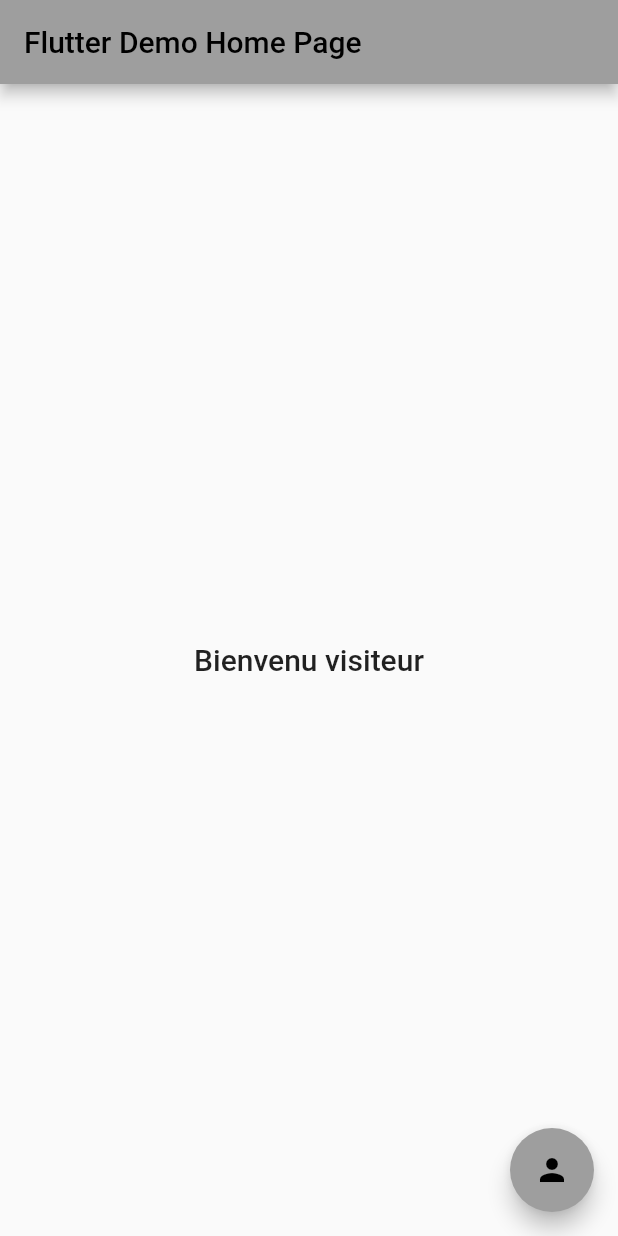
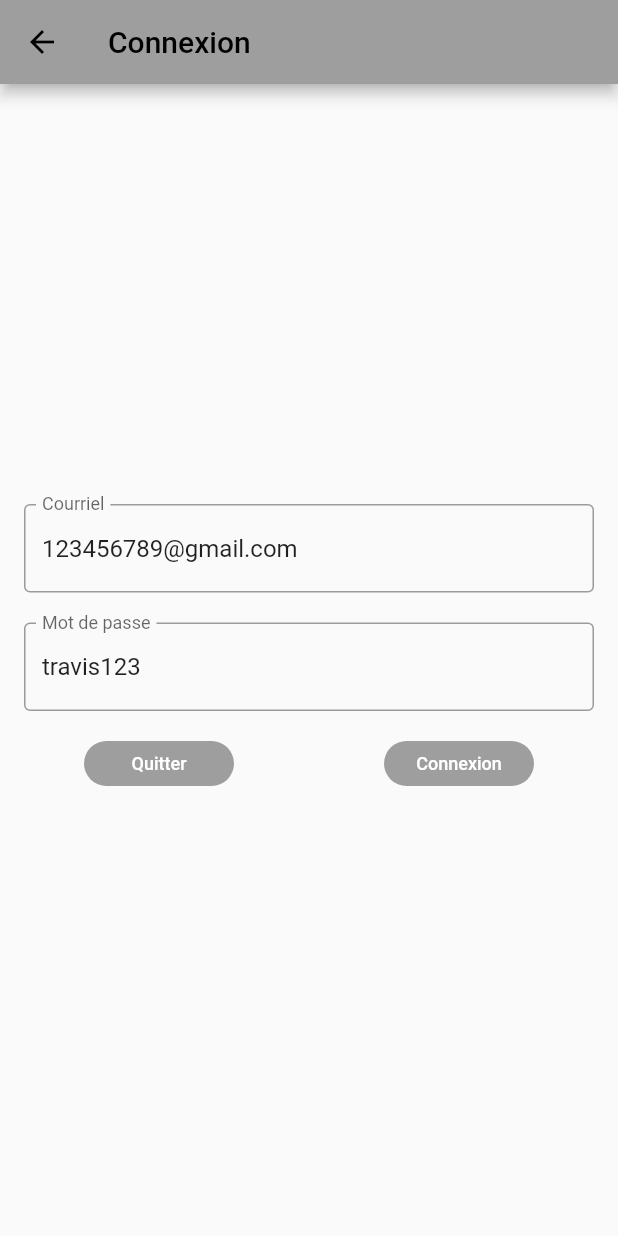
Before and after one commit to ErwanDerrien/DeuxiemeProjetVeille, a Flutter app: the screen it shows after launch, after a tap on the "person" icon, on a phone screen of 412 x 824 dp. Run offline on Flutter 3.47's test engine with Material 2 defaults, Android fonts, the phone set to English and light mode, and no system bars; missing offline and left inert: jwt_decode; network calls fail.

Commit message:
functionnal login with route management

```diff
--- a/deuxieme_projet_veille/lib/main.dart
+++ b/deuxieme_projet_veille/lib/main.dart
@@ -1,10 +1,5 @@
+import 'package:deuxieme_projet_veille/routes/home.dart';
 import 'package:flutter/material.dart';
-import 'dart:io';
-import 'package:http/http.dart' as http;
-import 'dart:convert';
-import 'dart:async';
-
-import 'package:jwt_decode/jwt_decode.dart';
 
 void main() {
   runApp(const MyApp());
@@ -21,125 +16,10 @@ class MyApp extends StatelessWidget {
       theme: ThemeData(
         primarySwatch: Colors.grey,
       ),
-      home: const Home(title: 'Flutter Demo Home Page'),
+      home: Home(
+        title: 'Accueil',
+        jwt: '',
+      ),
     );
   }
 }
-
-class Home extends StatefulWidget {
-  const Home({Key? key, required this.title}) : super(key: key);
-
-  // This widget is the home page of your application. It is stateful, meaning
-  // that it has a State object (defined below) that contains fields that affect
-  // how it looks.
-
-  // This class is the configuration for the state. It holds the values (in this
-  // case the title) provided by the parent (in this case the App widget) and
-  // used by the build method of the State. Fields in a Widget subclass are
-  // always marked "final".
-
-  final String title;
-
-  @override
-  State<Home> createState() => _HomeState();
-}
-
-class _HomeState extends State<Home> {
-  final String baseUrl = 'http://localhost:8080';
-  String _jwt = '';
-  String name = 'visiteur';
-  String role = '';
-  // void _login() {
-  //   setState(() {
-  //     // This call to setState tells the Flutter framework that something has
-  //     // changed in this State, which causes it to rerun the build method below
-  //     // so that the display can reflect the updated values. If we changed
-  //     // _counter without calling setState(), then the build method would not be
-  //     // called again, and so nothing would appear to happen.
-  //     // _jwt++;
-  //   });
-  // }
-
-  Future<http.Response> _login() {
-    return http.get(Uri.parse(baseUrl + "/user/login"));
-  }
-
-  Future<http.Response> postRequest(String email, String password) async {
-    var url = (baseUrl + "/user/login");
-
-    Map data = {'email': email, 'password': password};
-    //encode Map to JSON
-    var body = json.encode(data);
-
-    var response = await http.post(url,
-        headers: {"Content-Type": "application/json"}, body: body);
-    if (response.statusCode == 200) {
-      Map<String, dynamic> payload = Jwt.parseJwt(response.body);
-
-      setState(() {
-        _jwt = response.body;
-        name = payload['sub'];
-        role = payload['role'];
-      });
-    } else if (response.statusCode == 401) {
-      print('Unauthorized');
-    } else {
-      print('Unexpected error');
-    }
-
-    return response;
-  }
-
-  @override
-  Widget build(BuildContext context) {
-    // This method is rerun every time setState is called, for instance as done
-    // by the _incrementCounter method above.
-    //
-    // The Flutter framework has been optimized to make rerunning build methods
-    // fast, so that you can just rebuild anything that needs updating rather
-    // than having to individually change instances of widgets.
-    return Scaffold(
-      appBar: AppBar(
-        // Here we take the value from the MyHomePage object that was created by
-        // the App.build method, and use it to set our appbar title.
-        title: Text(widget.title),
-      ),
-      body: Center(
-        // Center is a layout widget. It takes a single child and positions it
-        // in the middle of the parent.
-        child: Column(
-          // Column is also a layout widget. It takes a list of children and
-          // arranges them vertically. By default, it sizes itself to fit its
-          // children horizontally, and tries to be as tall as its parent.
-          //
-          // Invoke "debug painting" (press "p" in the console, choose the
-          // "Toggle Debug Paint" action from the Flutter Inspector in Android
-          // Studio, or the "Toggle Debug Paint" command in Visual Studio Code)
-          // to see the wireframe for each widget.
-          //
-          // Column has various properties to control how it sizes itself and
-          // how it positions its children. Here we use mainAxisAlignment to
-          // center the children vertically; the main axis here is the vertical
-          // axis because Columns are vertical (the cross axis would be
-          // horizontal).
-          mainAxisAlignment: MainAxisAlignment.center,
-          children: <Widget>[
-            Text('Bienvenu $name',
-                style: Theme.of(context).textTheme.headline6),
-            // Text(
-            //   name,
-            //   // style: Theme.of(context).textTheme.headline4,
-            // ),
-          ],
-        ),
-      ),
-      floatingActionButton: FloatingActionButton(
-        onPressed: () async {
-          postRequest('123456789@gmail.com', 'travis123');
-        },
-        tooltip: 'Login',
-        child: const Icon(Icons.person),
-      ), // This trailing comma makes auto-formatting nicer for build methods.
-    );
-  }
-}
--- /dev/null
+++ b/deuxieme_projet_veille/lib/routes/home.dart
@@ -0,0 +1,55 @@
+import 'package:flutter/material.dart';
+// ignore: import_of_legacy_library_into_null_safe
+import 'package:http/http.dart' as http;
+import 'dart:convert';
+import 'dart:async';
+
+import 'package:jwt_decode/jwt_decode.dart';
+
+import 'login.dart';
+
+class Home extends StatefulWidget {
+  Home({Key? key, required this.title, this.jwt = ''}) : super(key: key);
+
+  final String title;
+  final String jwt;
+
+  @override
+  State<Home> createState() => _HomeState(jwt: jwt);
+}
+
+class _HomeState extends State<Home> {
+  String jwt = '';
+  String name = 'visiteur';
+  String role = '';
+
+  _HomeState({this.jwt = ''});
+
+  @override
+  Widget build(BuildContext context) {
+    return Scaffold(
+      appBar: AppBar(
+        title: Text(widget.title),
+      ),
+      body: Center(
+        child: Column(
+          mainAxisAlignment: MainAxisAlignment.center,
+          children: <Widget>[
+            Text('Bienvenue $name',
+                style: Theme.of(context).textTheme.headline6),
+          ],
+        ),
+      ),
+      floatingActionButton: FloatingActionButton(
+        onPressed: () {
+          Navigator.push(
+            context,
+            MaterialPageRoute(builder: (context) => Login()),
+          );
+        },
+        tooltip: 'Login',
+        child: const Icon(Icons.person),
+      ),
+    );
+  }
+}
--- /dev/null
+++ b/deuxieme_projet_veille/lib/routes/login.dart
@@ -0,0 +1,126 @@
+import 'package:flutter/material.dart';
+// ignore: import_of_legacy_library_into_null_safe
+import 'package:http/http.dart' as http;
+import 'dart:convert';
+import 'dart:async';
+
+import 'home.dart';
+
+class Login extends StatelessWidget {
+  final String baseUrl = 'http://localhost:8080';
+
+  @override
+  Widget build(BuildContext context) {
+    Future<http.Response> postRequest(String email, String password) async {
+      var url = (baseUrl + "/user/login");
+
+      Map data = {'email': email, 'password': password};
+      //encode Map to JSON
+      var body = json.encode(data);
+
+      var response = await http.post(url,
+          headers: {"Content-Type": "application/json"}, body: body);
+      if (response.statusCode == 200) {
+        print('Sucess');
+      } else if (response.statusCode == 401) {
+        print('Unauthorized');
+      } else {
+        print('Unexpected error');
+      }
+
+      Navigator.push(
+          context,
+          MaterialPageRoute(
+              builder: (context) => Home(
+                    title: '',
+                    jwt: response.body,
+                  )));
+
+      return response;
+    }
+
+    TextEditingController email = TextEditingController()
+      ..text = '123456789@gmail.com';
+    TextEditingController password = TextEditingController()
+      ..text = 'travis123';
+
+    return Scaffold(
+      appBar: AppBar(
+        title: const Text('Connexion'),
+      ),
+      body: Center(
+          child: Container(
+        height: 228.0,
+        width: 400.0,
+        child: Column(
+          children: <Widget>[
+            Padding(
+              padding: EdgeInsets.all(10),
+              child: TextFormField(
+                controller: email,
+                decoration: const InputDecoration(
+                  border: OutlineInputBorder(),
+                  labelText: 'Courriel',
+                ),
+              ),
+            ),
+            Padding(
+              padding: EdgeInsets.all(10),
+              child: TextFormField(
+                controller: password,
+                decoration: const InputDecoration(
+                    border: OutlineInputBorder(), labelText: 'Mot de passe'),
+              ),
+            ),
+            Row(
+              children: <Widget>[
+                Container(
+                  margin: const EdgeInsets.symmetric(
+                      vertical: 10.0, horizontal: 50.0),
+                  height: 30,
+                  width: 100,
+                  decoration: BoxDecoration(
+                      color: Colors.grey,
+                      borderRadius: BorderRadius.circular(20)),
+                  child: TextButton(
+                    onPressed: () {
+                      Navigator.push(
+                          context,
+                          MaterialPageRoute(
+                              builder: (_) => Home(
+                                    title: '',
+                                    jwt: '',
+                                  )));
+                    },
+                    child: const Text(
+                      'Quitter',
+                      style: TextStyle(color: Colors.white, fontSize: 12),
+                    ),
+                  ),
+                ),
+                Container(
+                  margin: const EdgeInsets.symmetric(
+                      vertical: 10.0, horizontal: 50.0),
+                  height: 30,
+                  width: 100,
+                  decoration: BoxDecoration(
+                      color: Colors.grey,
+                      borderRadius: BorderRadius.circular(20)),
+                  child: TextButton(
+                    onPressed: () async {
+                      postRequest('123456789@gmail.com', 'travis123');
+                    },
+                    child: const Text(
+                      'Connexion',
+                      style: TextStyle(color: Colors.white, fontSize: 12),
+                    ),
+                  ),
+                ),
+              ],
+            ),
+          ],
+        ),
+      )),
+    );
+  }
+}
```
Also changed, not shown: deuxieme_projet_veille/lib/routes/signup.dart (added, +29 -0 lines).
